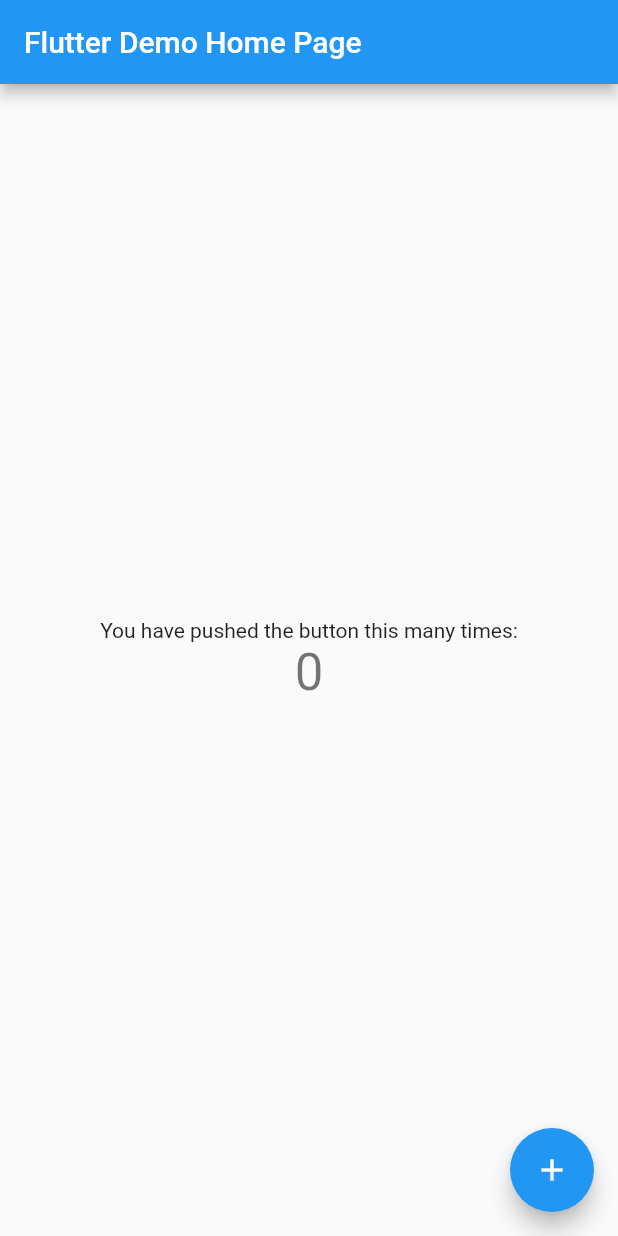
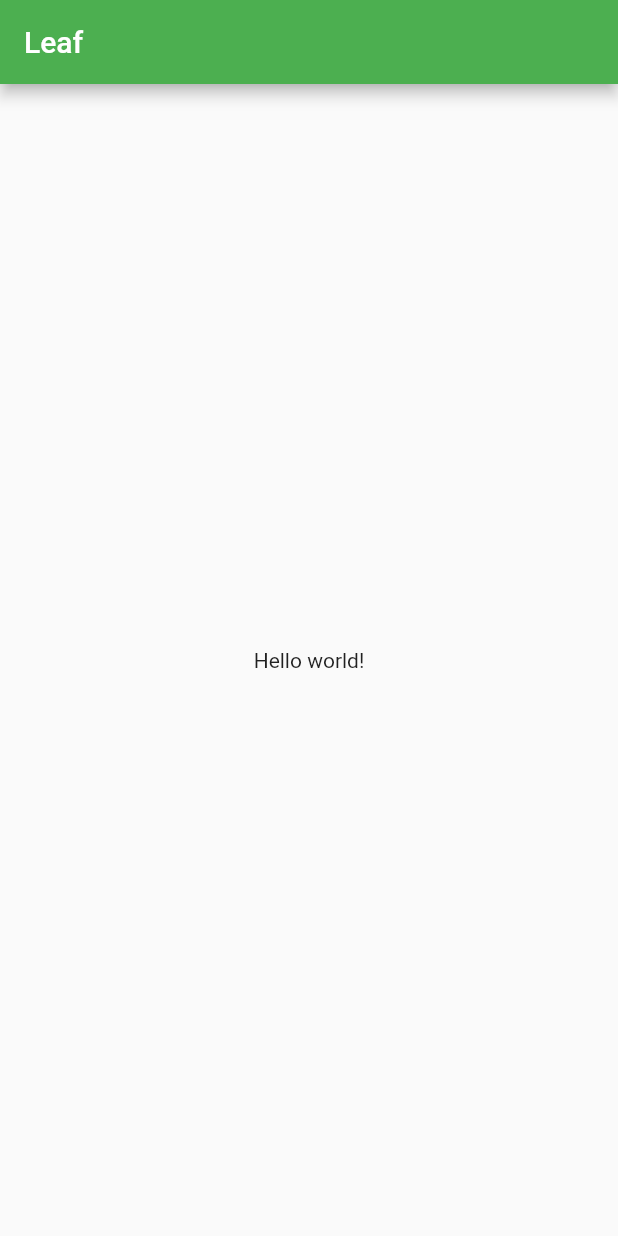
Before and after one commit to hossam-zaki/leafSocial, a Flutter app: the screen it shows after launch, on a phone screen of 412 x 824 dp. Run offline on Flutter 3.47's test engine with Material 2 defaults, Android fonts, the phone set to English and light mode, and no system bars.

Commit message:
part 2 done

```diff
--- a/lib/main.dart
+++ b/lib/main.dart
@@ -1,117 +1,19 @@
 import 'package:flutter/material.dart';
+import 'package:leaf/view/pages/home_page.dart';
 
-void main() {
-  runApp(MyApp());
-}
+void main() => runApp(Leaf());
 
-class MyApp extends StatelessWidget {
-  // This widget is the root of your application.
+class Leaf extends StatelessWidget {
+  const Leaf({Key key}) : super(key: key);
+
   @override
   Widget build(BuildContext context) {
     return MaterialApp(
-      title: 'Flutter Demo',
       theme: ThemeData(
-        // This is the theme of your application.
-        //
-        // Try running your application with "flutter run". You'll see the
-        // application has a blue toolbar. Then, without quitting the app, try
-        // changing the primarySwatch below to Colors.green and then invoke
-        // "hot reload" (press "r" in the console where you ran "flutter run",
-        // or simply save your changes to "hot reload" in a Flutter IDE).
-        // Notice that the counter didn't reset back to zero; the application
-        // is not restarted.
-        primarySwatch: Colors.blue,
-        // This makes the visual density adapt to the platform that you run
-        // the app on. For desktop platforms, the controls will be smaller and
-        // closer together (more dense) than on mobile platforms.
-        visualDensity: VisualDensity.adaptivePlatformDensity,
+        primaryColor: Colors.green,
+        brightness: Brightness.light,
       ),
-      home: MyHomePage(title: 'Flutter Demo Home Page'),
+      home: HomePage(),
     );
   }
 }
-
-class MyHomePage extends StatefulWidget {
-  MyHomePage({Key key, this.title}) : super(key: key);
-
-  // This widget is the home page of your application. It is stateful, meaning
-  // that it has a State object (defined below) that contains fields that affect
-  // how it looks.
-
-  // This class is the configuration for the state. It holds the values (in this
-  // case the title) provided by the parent (in this case the App widget) and
-  // used by the build method of the State. Fields in a Widget subclass are
-  // always marked "final".
-
-  final String title;
-
-  @override
-  _MyHomePageState createState() => _MyHomePageState();
-}
-
-class _MyHomePageState extends State<MyHomePage> {
-  int _counter = 0;
-
-  void _incrementCounter() {
-    setState(() {
-      // This call to setState tells the Flutter framework that something has
-      // changed in this State, which causes it to rerun the build method below
-      // so that the display can reflect the updated values. If we changed
-      // _counter without calling setState(), then the build method would not be
-      // called again, and so nothing would appear to happen.
-      _counter++;
-    });
-  }
-
-  @override
-  Widget build(BuildContext context) {
-    // This method is rerun every time setState is called, for instance as done
-    // by the _incrementCounter method above.
-    //
-    // The Flutter framework has been optimized to make rerunning build methods
-    // fast, so that you can just rebuild anything that needs updating rather
-    // than having to individually change instances of widgets.
-    return Scaffold(
-      appBar: AppBar(
-        // Here we take the value from the MyHomePage object that was created by
-        // the App.build method, and use it to set our appbar title.
-        title: Text(widget.title),
-      ),
-      body: Center(
-        // Center is a layout widget. It takes a single child and positions it
-        // in the middle of the parent.
-        child: Column(
-          // Column is also a layout widget. It takes a list of children and
-          // arranges them vertically. By default, it sizes itself to fit its
-          // children horizontally, and tries to be as tall as its parent.
-          //
-          // Invoke "debug painting" (press "p" in the console, choose the
-          // "Toggle Debug Paint" action from the Flutter Inspector in Android
-          // Studio, or the "Toggle Debug Paint" command in Visual Studio Code)
-          // to see the wireframe for each widget.
-          //
-          // Column has various properties to control how it sizes itself and
-          // how it positions its children. Here we use mainAxisAlignment to
-          // center the children vertically; the main axis here is the vertical
-          // axis because Columns are vertical (the cross axis would be
-          // horizontal).
-          mainAxisAlignment: MainAxisAlignment.center,
-          children: <Widget>[
-            Text(
-              'You have pushed the button this many times:',
-            ),
-            Text(
-              '$_counter',
-              style: Theme.of(context).textTheme.headline4,
-            ),
-          ],
-        ),
-      ),
-      floatingActionButton: FloatingActionButton(
-        onPressed: _incrementCounter,
-        tooltip: 'Increment',
-        child: Icon(Icons.add),
-      ), // This trailing comma makes auto-formatting nicer for build methods.
-    );
-  }
-}
--- /dev/null
+++ b/lib/view/pages/home_page.dart
@@ -0,0 +1,17 @@
+import 'package:flutter/material.dart';
+
+class HomePage extends StatelessWidget {
+  const HomePage({Key key}) : super(key: key);
+
+  @override
+  Widget build(BuildContext context) {
+    return Scaffold(
+      appBar: AppBar(
+        title: Text("Leaf"),
+      ),
+      body: Center(
+        child: Text("Hello world!"),
+      ),
+    );
+  }
+}
```
